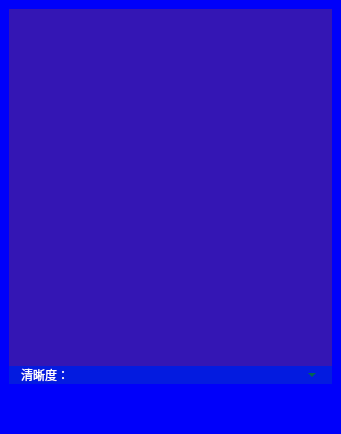
This is playerlistwidget.ui in TiFA-git/iKunPlayer as Qt 5 draws it before an edit. The edited form follows.
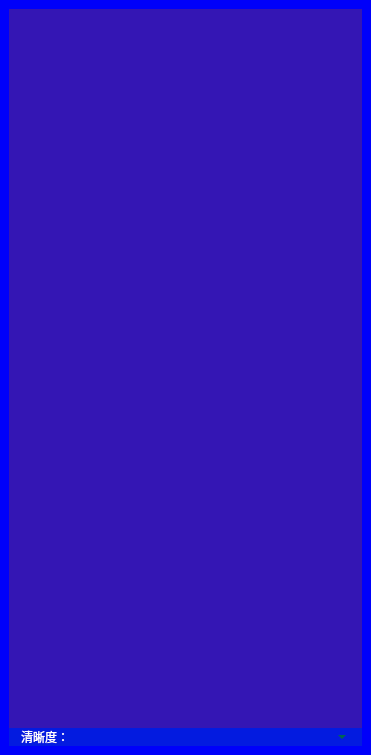
This is the edited form.

Diff of the .ui file:
```diff
--- a/playerlistwidget.ui
+++ b/playerlistwidget.ui
@@ -6,8 +6,8 @@
    <rect>
     <x>0</x>
     <y>0</y>
-    <width>341</width>
-    <height>434</height>
+    <width>371</width>
+    <height>755</height>
    </rect>
   </property>
   <property name="windowTitle">
@@ -48,7 +48,7 @@
     <number>9</number>
    </property>
    <property name="bottomMargin">
-    <number>50</number>
+    <number>9</number>
    </property>
    <item>
     <widget class="QFrame" name="frame_list_bg">
```
